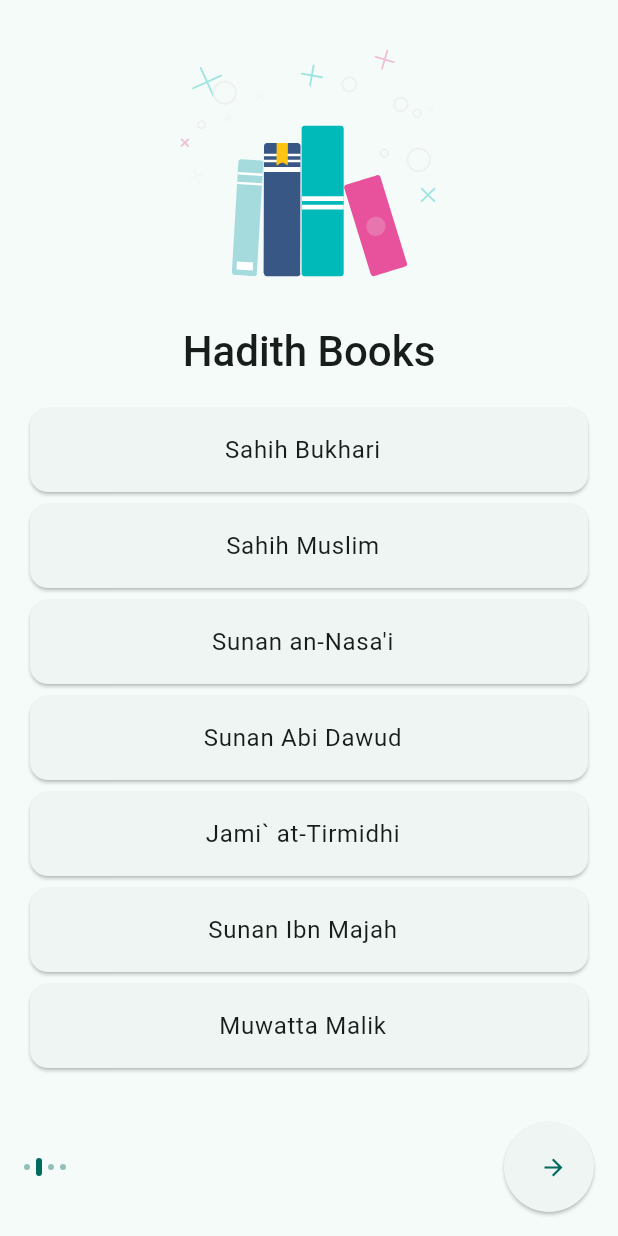
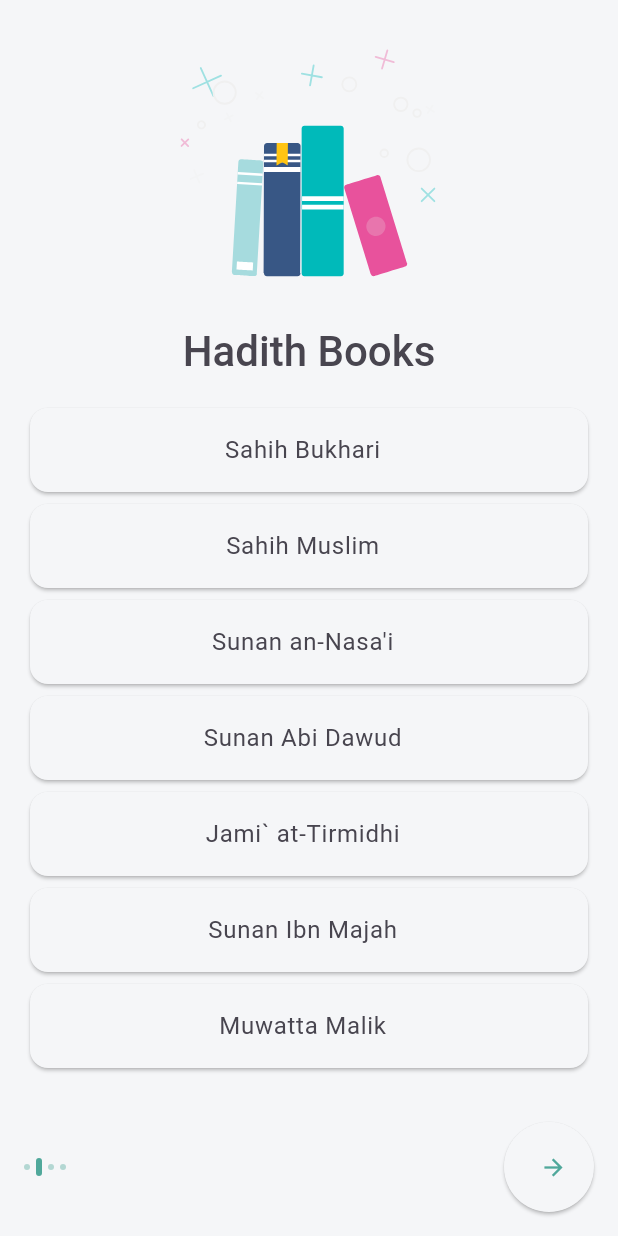
Before and after one commit to unkn4wn/hadith-pro-flutter, a Flutter app: the screen it shows after launch, swiped to page 2, on a phone screen of 412 x 824 dp. Run offline on Flutter 3.47's test engine with Material 2 defaults, Android fonts, the light colour scheme and no system bars; drawn by our look-alikes of dynamic_color; our stand-ins replace lottie, shared_preferences, sqflite; missing offline and left inert: dartarabic; accounts and stored records are empty; generated files the repository leaves out were written again.

Commit message:
new design for material 2 users

```diff
--- a/lib/components/widget/hadithitem.dart
+++ b/lib/components/widget/hadithitem.dart
@@ -58,8 +58,8 @@ class _HadithItemState extends State<HadithItem> {
         shape: RoundedRectangleBorder(
           borderRadius: BorderRadius.circular(20), // if you need this
           side: BorderSide(
-            color: Colors.grey.withOpacity(0.2),
-            width: 1,
+            color: Theme.of(context).dividerColor,
+            width: 2,
           ),
         ),
         child: Padding(
--- a/lib/main.dart
+++ b/lib/main.dart
@@ -61,17 +61,77 @@ class _MyAppState extends State<MyApp> {
         ColorScheme lightColorScheme;
         ColorScheme darkColorScheme;
 
+        AppBarTheme? lightAppBarTheme;
+        AppBarTheme? darkAppBarTheme;
+
+        BottomNavigationBarTheme? lightBottomNavigationBarTheme;
+        BottomNavigationBarTheme? darkBottomNavigationBarTheme;
+
         if (lightDynamic != null && darkDynamic != null) {
           lightColorScheme = lightDynamic.harmonized();
+          lightAppBarTheme = null;
 
           darkColorScheme = darkDynamic.harmonized();
+          darkAppBarTheme = null;
         } else {
-          lightColorScheme = ColorScheme.fromSeed(
-            seedColor: Color(0xFF609D92),
+          lightColorScheme = ColorScheme(
+            primary: Color(0xFF50A89B),
+            secondary: Color(0xFF50A89B),
+            background: Color(0xFFFFFFFF),
+            surface: Color(0xFFf5f6f8),
+            tertiary: Color(0xfff1ebe1),
+            error: Colors.red,
+            onBackground: Color(0xFF48454f),
+            onSurface: Color(0xFF48454f),
+            onTertiary: Color(0xFF48454f),
+            onError: Colors.white,
+            onPrimary: Colors.white,
+            onSecondary: Colors.white,
+            brightness: Brightness.light,
           );
-          darkColorScheme = ColorScheme.fromSeed(
-            seedColor: Color(0xFF609D92),
+          lightAppBarTheme = AppBarTheme(
+            backgroundColor: Color(0xFF50A89B),
+            titleTextStyle: TextStyle(
+              color: Colors.white,
+              fontSize: 20.0,
+            ),
+            toolbarTextStyle: TextStyle(
+              color: Colors.white,
+              fontSize: 20.0,
+            ),
+            iconTheme: IconThemeData(
+              color: Colors.white,
+            ),
+          );
+
+          darkColorScheme = ColorScheme(
+            primary: Color(0xFF3a7b6d),
+            secondary: Color(0xFF3a7b6d),
+            background: Color(0xFF000000),
+            surface: Color(0xFF1C1B1F),
+            tertiary: Color(0xfff1ebe1),
+            error: Colors.red,
+            onBackground: Color(0xFFCCD1E6),
+            onSurface: Color(0xFFCCD1E6),
+            onTertiary: Color(0xFF49454F),
+            onError: Colors.white,
+            onPrimary: Colors.white,
+            onSecondary: Colors.white,
             brightness: Brightness.dark,
+          );
+          darkAppBarTheme = AppBarTheme(
+            backgroundColor: Color(0xFF3a7b6d),
+            titleTextStyle: TextStyle(
+              color: Colors.white,
+              fontSize: 20.0,
+            ),
+            toolbarTextStyle: TextStyle(
+              color: Colors.white,
+              fontSize: 20.0,
+            ),
+            iconTheme: IconThemeData(
+              color: Colors.white,
+            ),
           );
         }
 
@@ -91,17 +151,16 @@ class _MyAppState extends State<MyApp> {
           darkTheme:
               ThemeData.from(colorScheme: darkColorScheme, useMaterial3: true)
                   .copyWith(
-                      dividerColor: Theme.of(context)
-                          .colorScheme
-                          .outlineVariant
-                          .withOpacity(0.12),
+            dividerColor:
+                Theme.of(context).colorScheme.outlineVariant.withOpacity(0.12),
             brightness: Brightness.dark,
             dividerTheme: DividerThemeData(
               color: Theme.of(context)
                   .colorScheme
                   .outlineVariant
                   .withOpacity(0.12),
-                      )),
+            ),
+          ),
           home: SharedPreferencesHelper.getBool('isFirstStart', true)
               ? OnBoardingScreen()
               : MainPage(),
--- a/lib/screens/home/hadiths_screen.dart
+++ b/lib/screens/home/hadiths_screen.dart
@@ -59,6 +59,7 @@ class _HadithsScreenState extends State<HadithsScreen> {
                 ),
                 SliverToBoxAdapter(
                   child: Card(
+                    elevation: 0,
                     color: Theme.of(context).colorScheme.tertiary,
                     margin: const EdgeInsets.symmetric(
                         horizontal: 16, vertical: 10),
```
Lines whose indentation alone changed are shown as unchanged.
